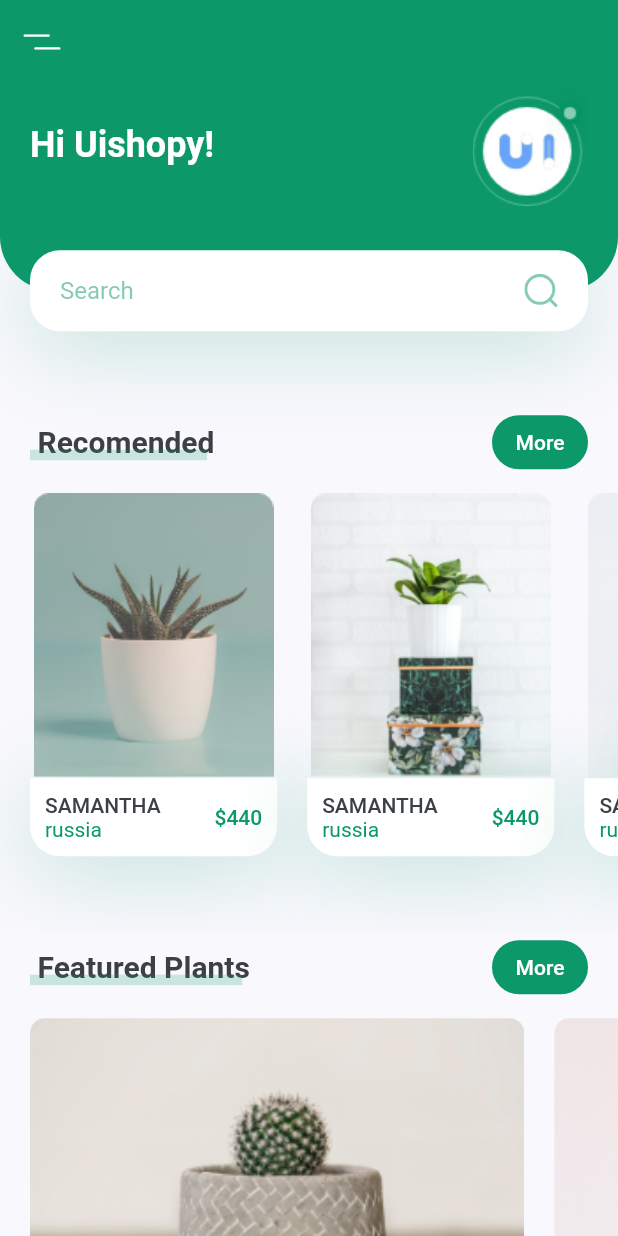
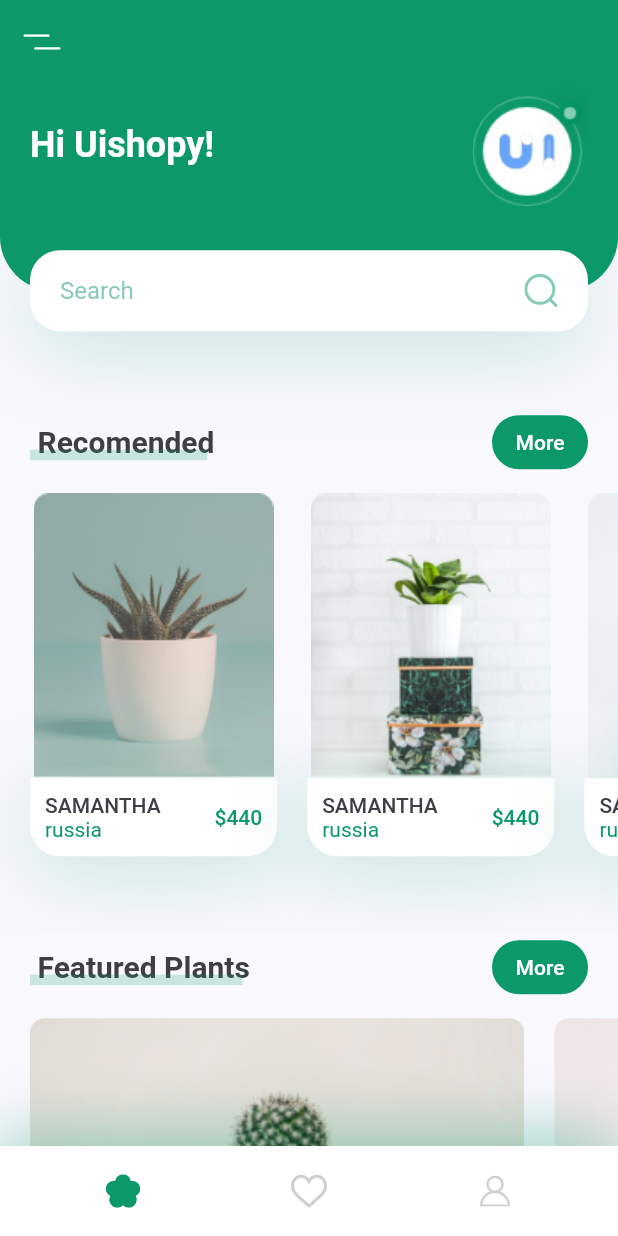
Before and after one commit to AmmarHussien/plant_app_ui, a Flutter app: the screen it shows after launch, on a phone screen of 412 x 824 dp. Run offline on Flutter 3.47's test engine with Material 2 defaults, Android fonts, the phone set to English and light mode, and no system bars; our stand-ins replace flutter_svg.

Commit message:
custom bottom Nav Bar

```diff
--- /dev/null
+++ b/lib/components/custom_nav_bar.dart
@@ -0,0 +1,58 @@
+
+import 'package:flutter/material.dart';
+import 'package:flutter_svg/svg.dart';
+
+import '../constant.dart';
+
+class CustomNavBar extends StatelessWidget {
+  const CustomNavBar({
+    super.key,
+  });
+
+  @override
+  Widget build(BuildContext context) {
+    return Container(
+      padding: const EdgeInsets.only(
+        left: kDefaultPadding,
+        right: kDefaultPadding,
+      ),
+      height: 60,
+      decoration: BoxDecoration(
+        color: Colors.white,
+        boxShadow: [
+          BoxShadow(
+            offset: const Offset(
+              0,
+              -10,
+            ),
+            color: kPrimaryColor.withOpacity(0.35),
+            blurRadius: 35,
+          ),
+        ],
+      ),
+      child: Row(
+        mainAxisAlignment: MainAxisAlignment.spaceAround,
+        children: [
+          IconButton(
+            onPressed: () {},
+            icon: SvgPicture.asset(
+              'assets/icons/flower.svg',
+            ),
+          ),
+          IconButton(
+            onPressed: () {},
+            icon: SvgPicture.asset(
+              'assets/icons/heart-icon.svg',
+            ),
+          ),
+          IconButton(
+            onPressed: () {},
+            icon: SvgPicture.asset(
+              'assets/icons/user-icon.svg',
+            ),
+          ),
+        ],
+      ),
+    );
+  }
+}
--- a/lib/screens/home/home_screen.dart
+++ b/lib/screens/home/home_screen.dart
@@ -1,6 +1,7 @@
 import 'package:flutter/material.dart';
 import 'package:flutter_svg/svg.dart';
 
+import '../../components/custom_nav_bar.dart';
 import 'components/body.dart';
 
 class HomeScreen extends StatelessWidget {
@@ -11,6 +12,7 @@ class HomeScreen extends StatelessWidget {
     return Scaffold(
       appBar: buildAppBar(context),
       body: const Body(),
+      bottomNavigationBar: const CustomNavBar(),
     );
   }
 
```
